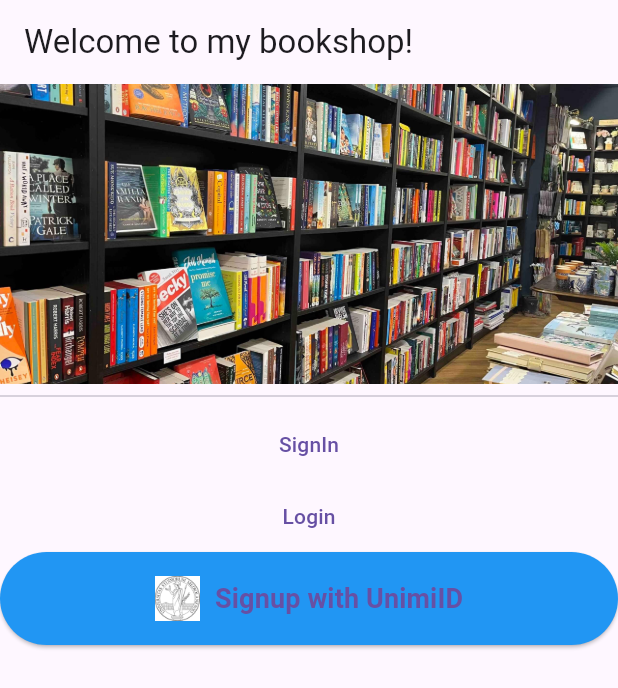
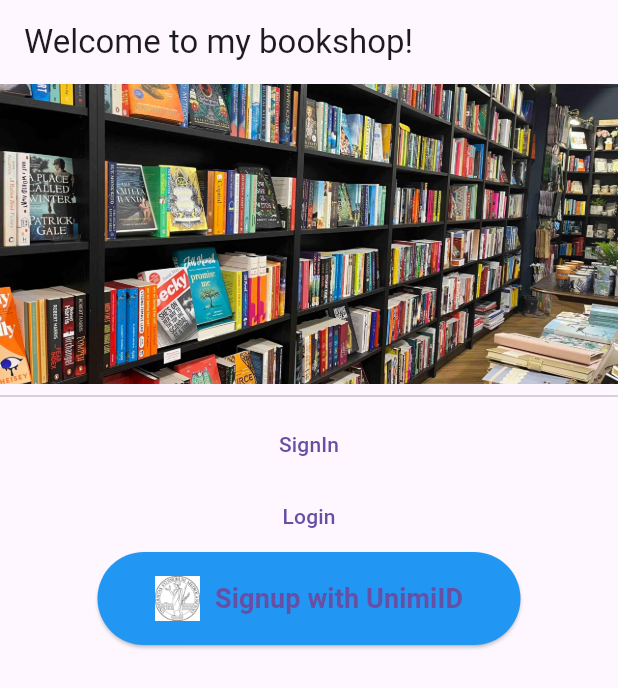
Before and after one commit to alex27riva/bookshop-FE, a Flutter app: the screen it shows after launch, on a phone screen of 412 x 824 dp. Shown: the top 688 px of the screen. Run offline on Flutter 3.47's test engine with Material 3 defaults, Android fonts, the phone set to English and light mode, and no system bars; our stand-ins replace flutter_secure_storage; missing offline and left inert: flutter_web_auth.

Commit message:
Add Oauth

```diff
--- a/lib/main.dart
+++ b/lib/main.dart
@@ -1,6 +1,6 @@
 import 'package:flutter/material.dart';
 import 'package:oauth_frontend/screens/booklist.dart';
-import 'package:oauth_frontend/screens/signup_screen.dart';
+import 'package:oauth_frontend/screens/login.dart';
 import 'package:oauth_frontend/screens/welcome.dart';
 
 void main() {
@@ -17,7 +17,7 @@ class MyApp extends StatelessWidget {
       debugShowCheckedModeBanner: false,
       routes: {
         '/': (context) => const WelcomeScreen(),
-        '/signup': (context) => const SignUpScreen(),
+        '/login': (context) => const LoginScreen(),
         '/welcome': (context) => const BookListScreen(),
       },
     );
--- a/lib/screens/welcome.dart
+++ b/lib/screens/welcome.dart
@@ -1,5 +1,5 @@
 import 'package:flutter/material.dart';
-import 'package:oauth_frontend/widgets/Oauth_signup_button.dart';
+import 'package:oauth_frontend/widgets/oauth_signup_button.dart';
 
 class WelcomeScreen extends StatelessWidget {
   const WelcomeScreen({super.key});
--- a/lib/widgets/Oauth_signup_button.dart
+++ /dev/null
@@ -1,35 +0,0 @@
-import 'package:flutter/material.dart';
-
-class OAuthSignupButton extends StatelessWidget {
-  const OAuthSignupButton({super.key});
-
-  @override
-  Widget build(BuildContext context) {
-    return ElevatedButton(
-      onPressed: () {
-        // Aggiungi qui la logica di gestione dell'accesso con OAuth
-        // Quando il pulsante viene premuto
-      },
-      style: ElevatedButton.styleFrom(
-        padding: const EdgeInsets.all(16.0),
-        backgroundColor: Colors.blue,
-      ),
-      child: Row(
-        mainAxisAlignment: MainAxisAlignment.center,
-        children: [
-          // Logo a sinistra
-          Image.asset(
-            'assets/unimi-logo.jpg',
-            height: 30.0,
-            width: 30.0,
-          ),
-          const SizedBox(width: 10.0),
-          const Text(
-            'Signup with UnimiID',
-            style: TextStyle(fontSize: 18.0, fontWeight: FontWeight.bold),
-          ),
-        ],
-      ),
-    );
-  }
-}
--- /dev/null
+++ b/lib/widgets/oauth_signup_button.dart
@@ -0,0 +1,37 @@
+import 'package:flutter/material.dart';
+
+class OAuthSignupButton extends StatelessWidget {
+  const OAuthSignupButton({super.key});
+
+  @override
+  Widget build(BuildContext context) {
+    return ElevatedButton(
+      onPressed: () {
+        Navigator.of(context).pushNamed('/login');
+      },
+      style: ElevatedButton.styleFrom(
+        padding: const EdgeInsets.all(16.0),
+        backgroundColor: Colors.blue,
+      ),
+      child: Container(
+        width: 250,
+        child: Row(
+          mainAxisAlignment: MainAxisAlignment.center,
+          children: [
+            // Logo a sinistra
+            Image.asset(
+              'assets/unimi-logo.jpg',
+              height: 30.0,
+              width: 30.0,
+            ),
+            const SizedBox(width: 10.0),
+            const Text(
+              'Signup with UnimiID',
+              style: TextStyle(fontSize: 18.0, fontWeight: FontWeight.bold),
+            ),
+          ],
+        ),
+      ),
+    );
+  }
+}
--- a/pubspec.yaml
+++ b/pubspec.yaml
@@ -37,6 +37,8 @@ dependencies:
   cupertino_icons: ^1.0.2
   oauth2: ^2.0.2
   http: ^1.2.0
+  flutter_secure_storage: ^9.0.0
+  flutter_web_auth: ^0.5.0
 
 dev_dependencies:
   flutter_test:
```
Also changed, not shown: lib/models/token_response.dart (added, +9 -0 lines), lib/screens/login.dart (added, +44 -0 lines), lib/screens/signup_screen.dart (deleted, +0 -22 lines), lib/services/api_service.dart (added, +36 -0 lines), lib/widgets/consent.dart (deleted, +0 -14 lines), pubspec.lock.
